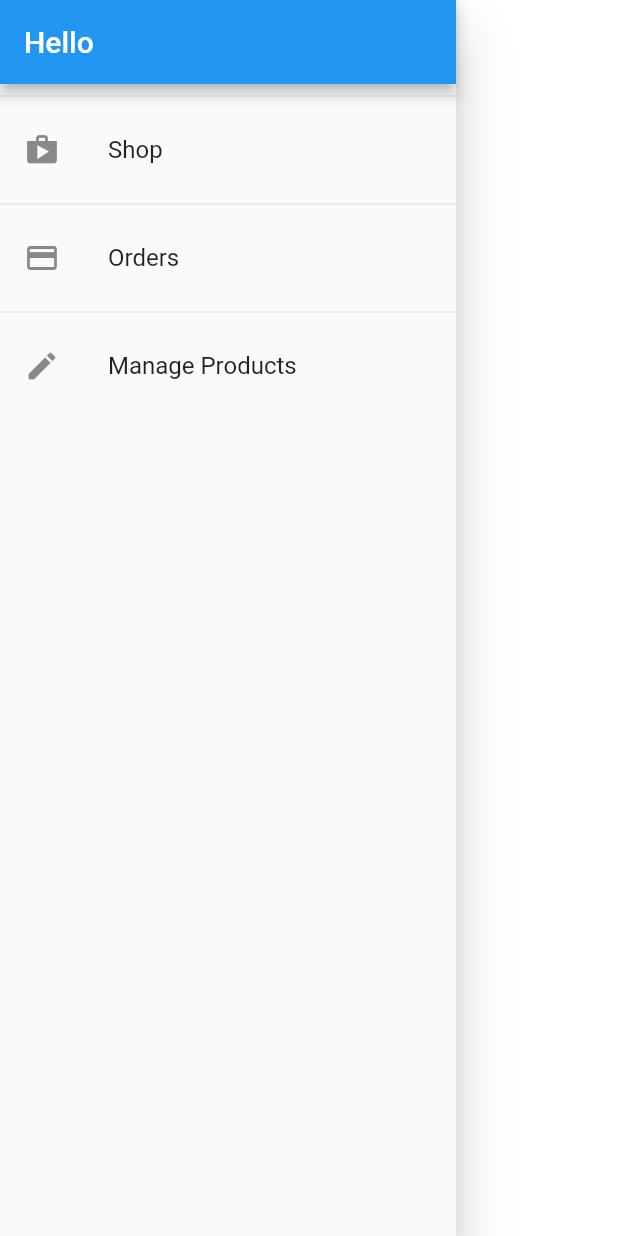
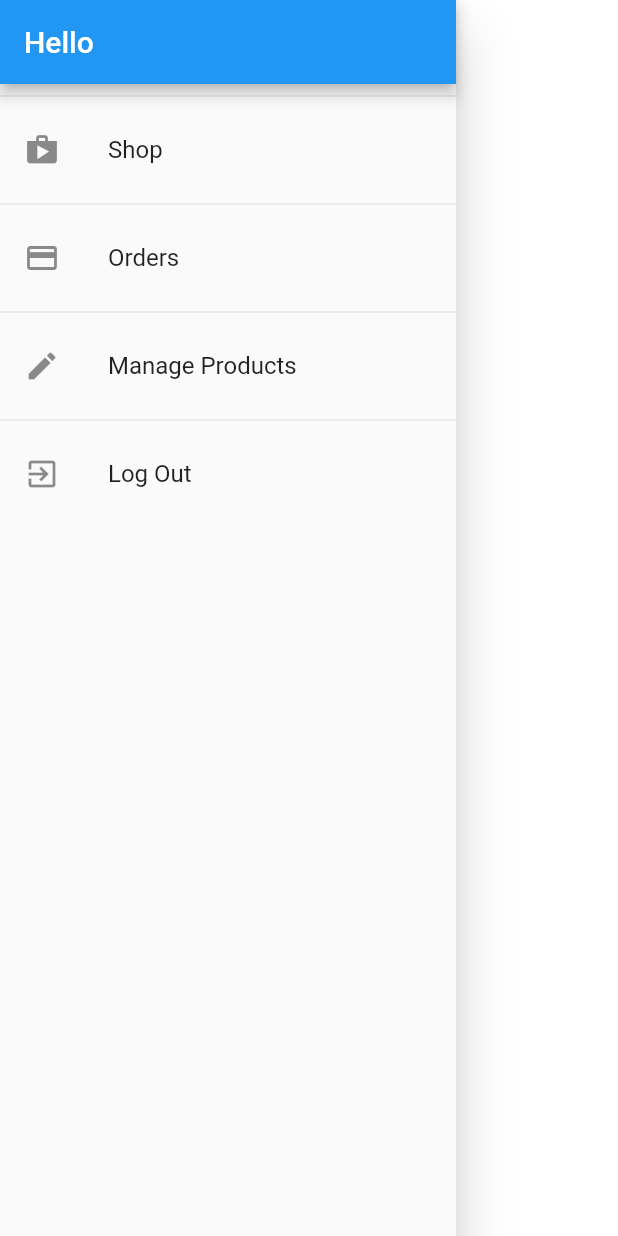
Before and after one commit to Shweta2105/BookStoreApp, a Flutter app: the AppDrawer widget shown alone on an empty page, opened directly, on a phone screen of 412 x 824 dp. Run offline on Flutter 3.47's test engine with Material 2 defaults, Android fonts, the phone set to English and light mode, and no system bars; network calls fail.

```diff
--- a/lib/utils/appdrawer.dart
+++ b/lib/utils/appdrawer.dart
@@ -1,7 +1,9 @@
+import 'package:bookstoreapp/providers/auth.dart';
 import 'package:bookstoreapp/screens/home.dart';
 import 'package:bookstoreapp/screens/managescreen.dart';
 import 'package:flutter/material.dart';
 import 'package:bookstoreapp/screens/orderscreen.dart';
+import 'package:provider/provider.dart';
 
 class AppDrawer extends StatelessWidget {
   const AppDrawer({Key? key}) : super(key: key);
@@ -33,11 +35,23 @@ class AppDrawer extends StatelessWidget {
           ),
           Divider(),
           ListTile(
-            leading: Icon(Icons.edit),
-            title: Text('Manage Products'),
+            leading: const Icon(Icons.edit),
+            title: const Text('Manage Products'),
             onTap: () {
               Navigator.of(context)
                   .pushReplacementNamed(ManageScreen.routeName);
+            },
+          ),
+          const Divider(),
+          ListTile(
+            leading: const Icon(
+              Icons.exit_to_app,
+            ),
+            title: Text('Log Out'),
+            onTap: () {
+              Navigator.of(context).pop;
+
+              Provider.of<Auth>(context, listen: false).logOut();
             },
           )
         ],
--- a/lib/utils/customappbar.dart
+++ b/lib/utils/customappbar.dart
@@ -82,7 +82,7 @@ class _CustomAppBarState extends State<CustomAppBar> {
                     },
                   ),
                 ),
-                const CustomPopMenu()
+                //const CustomPopMenu()
               ],
             ),
           ),
```
Also changed, not shown: lib/main.dart (+15 -3 lines), lib/providers/auth.dart (+15 -1 lines), lib/providers/books.dart (+9 -6 lines), lib/providers/orders.dart (+14 -2 lines), lib/utils/bookcard.dart (+7 -1 lines).
